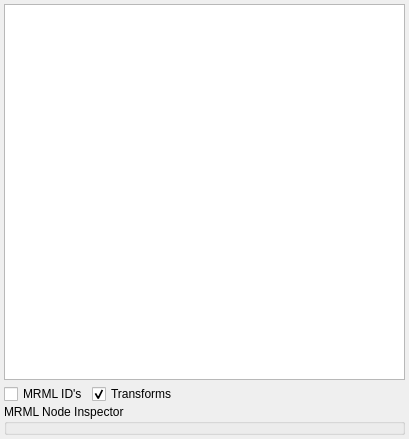
Before: the Qt Designer form Modules/Loadable/SubjectHierarchy/Resources/UI/qSlicerSubjectHierarchyModule.ui in Slicer/SlicerGitSVNArchive, drawn with Qt 5.
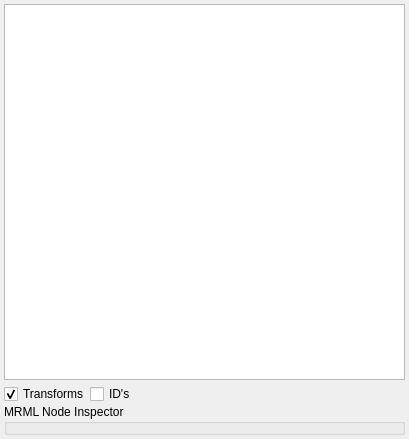
After: the same form once the commit is applied. Icons and pictures are not drawn. Custom widgets are drawn as their Qt base class.

The edit to the form file:
```diff
--- a/Modules/Loadable/SubjectHierarchy/Resources/UI/qSlicerSubjectHierarchyModule.ui
+++ b/Modules/Loadable/SubjectHierarchy/Resources/UI/qSlicerSubjectHierarchyModule.ui
@@ -39,10 +39,7 @@
    </item>
    <item>
     <layout class="QGridLayout" name="gridLayout">
-     <property name="horizontalSpacing">
-      <number>4</number>
-     </property>
-     <property name="verticalSpacing">
+     <property name="spacing">
       <number>0</number>
      </property>
      <item row="1" column="0" colspan="2">
@@ -66,13 +63,6 @@
        </layout>
       </widget>
      </item>
-     <item row="0" column="0">
-      <widget class="QCheckBox" name="DisplayMRMLIDsCheckBox">
-       <property name="text">
-        <string>MRML ID's</string>
-       </property>
-      </widget>
-     </item>
      <item row="0" column="1">
       <layout class="QHBoxLayout" name="horizontalLayout">
        <property name="spacing">
@@ -88,6 +78,13 @@
          </property>
         </widget>
        </item>
+       <item>
+        <widget class="QCheckBox" name="DisplayMRMLIDsCheckBox">
+         <property name="text">
+          <string>ID's</string>
+         </property>
+        </widget>
+       </item>
        <item>
         <spacer name="horizontalSpacer">
          <property name="orientation">
```
Left out of the diff: 10 changed lines with no effect on the pictures.
